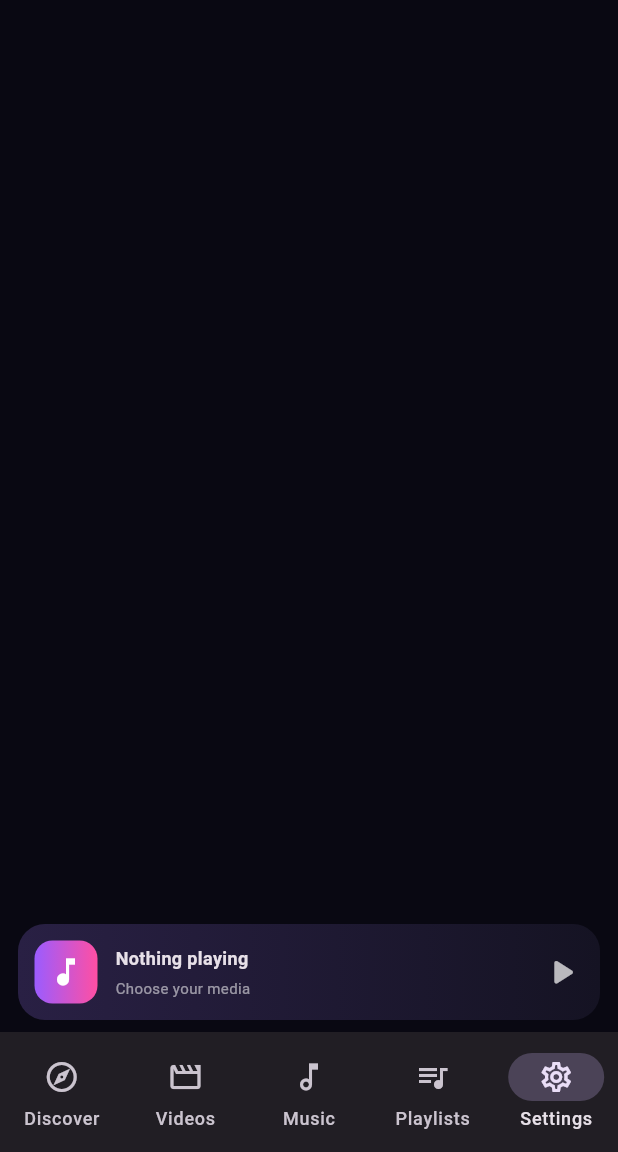
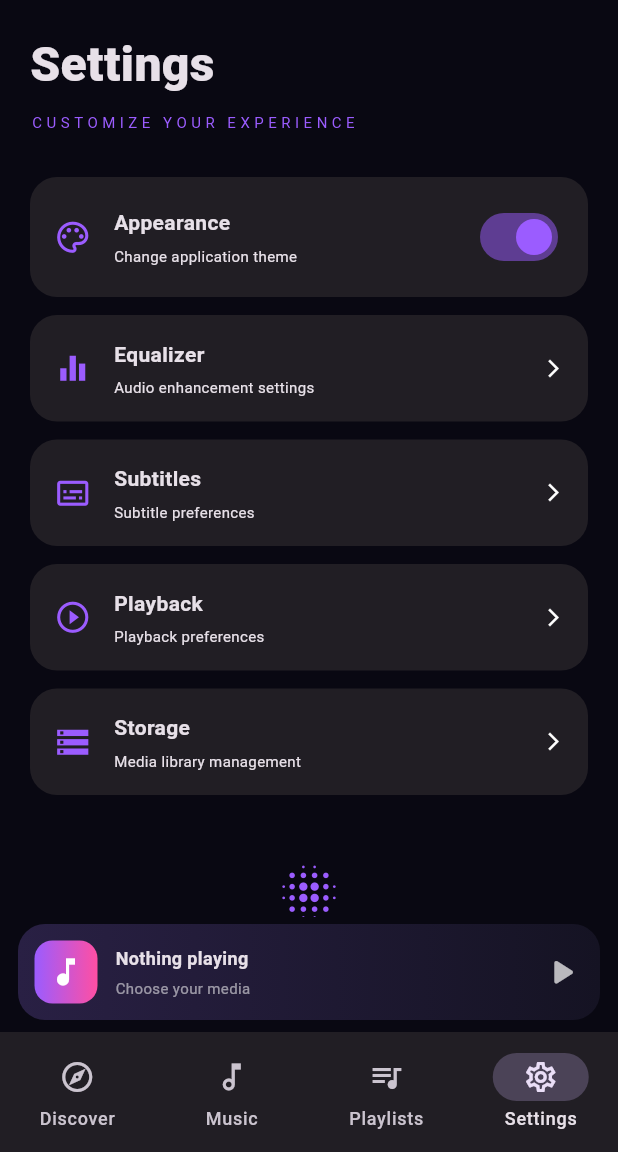
Before and after one commit to kevinonil/VortexPlayer, a Flutter app: the screen it shows after launch, scrolled down 551 dp, after a tap on the "settings" icon, on a phone screen of 412 x 824 dp, the part 84-1236 px from its top. Run offline on Flutter 3.47's test engine with Material 3 defaults, Android fonts, the phone set to English and light mode, and no system bars; missing offline and left inert: photo_manager.

Commit message:
Change selected index and update navigation destinations
Updated the selected index for the settings button and removed unnecessary video destination.

```diff
--- a/lib/main.dart
+++ b/lib/main.dart
@@ -125,7 +125,7 @@ class _MainScreenState extends State<MainScreen> {
             ),
             IconButton(
               onPressed: () {
-                setState(() => selectedIndex = 4);
+                setState(() => selectedIndex = 3);
               },
               icon: const Icon(Icons.settings_outlined),
             ),
@@ -152,11 +152,6 @@ class _MainScreenState extends State<MainScreen> {
     icon: Icon(Icons.explore_outlined),
     selectedIcon: Icon(Icons.explore),
     label: 'Discover',
-              ),
-              NavigationDestination(
-                icon: Icon(Icons.movie_outlined),
-                selectedIcon: Icon(Icons.movie),
-                label: 'Videos',
   ),
   NavigationDestination(
     icon: Icon(Icons.music_note_outlined),
```
Lines whose indentation alone changed are shown as unchanged.
